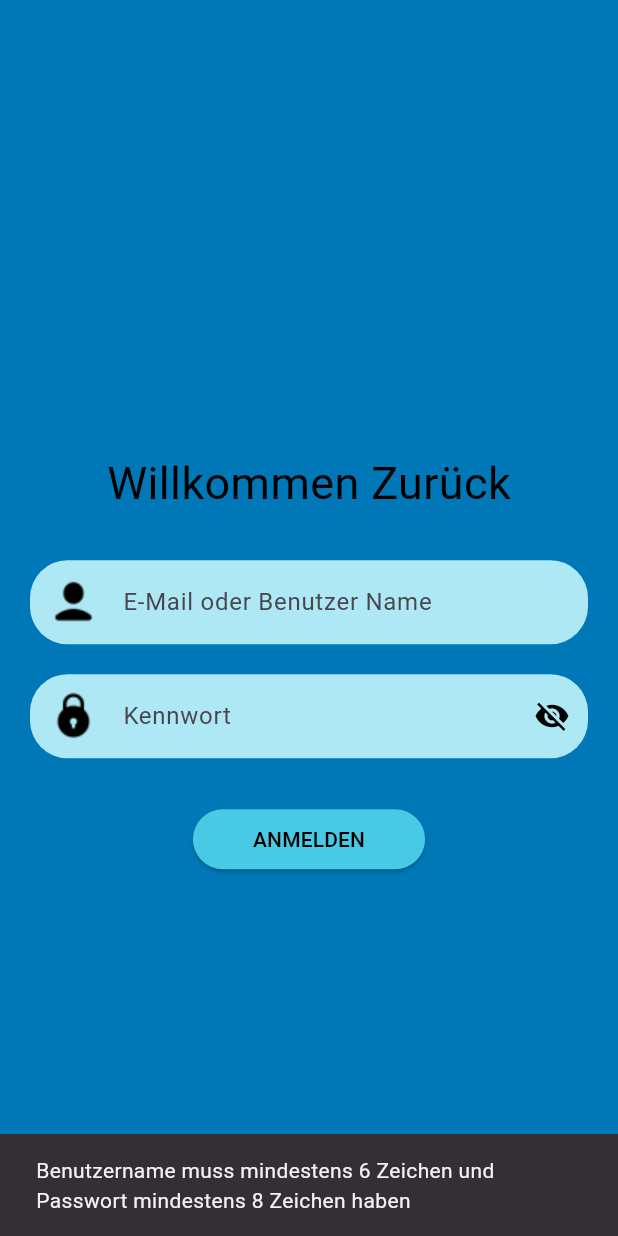
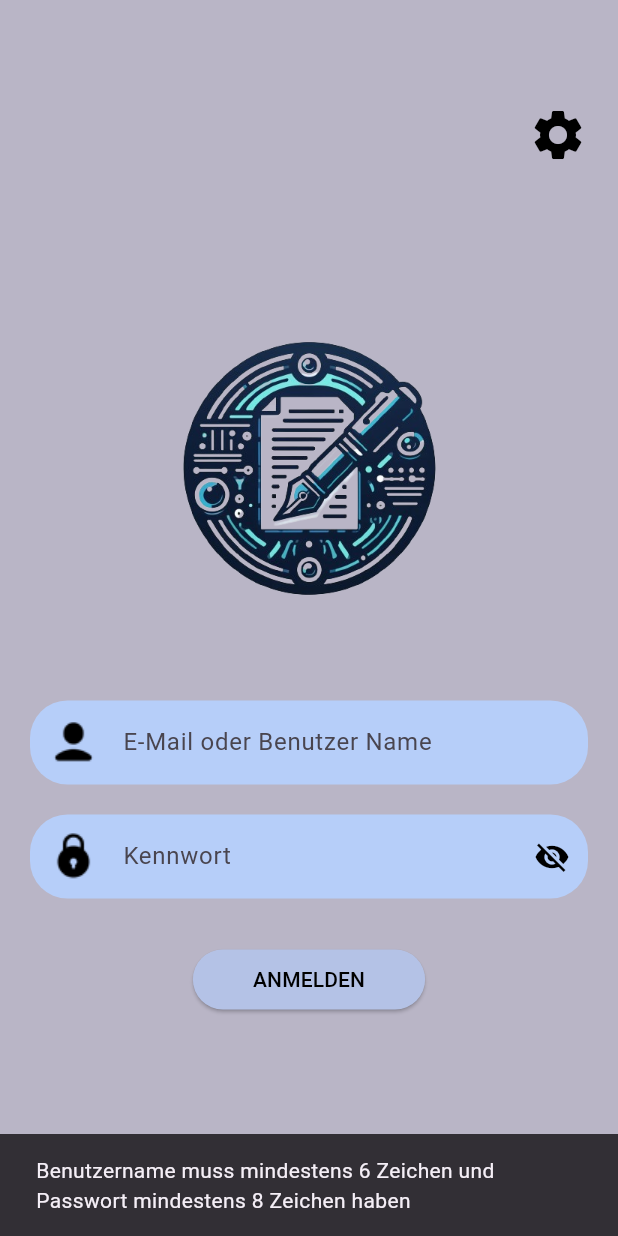
Before and after one commit to Chris-cod/LectorAI, a Flutter app: the screen it shows after launch, after a tap on "ANMELDEN", on a phone screen of 412 x 824 dp. Run offline on Flutter 3.47's test engine with Material 3 defaults, Android fonts, the phone set to English and light mode, and no system bars; our stand-ins replace camera; missing offline and left inert: dart:ffi, flutter_pdfview.

Commit message:
update the login page with change of text to logo and add the logo for settings page including new background color: 0xFFB9B5C6

```diff
--- a/lib/seiten/Login/LoginPage.dart
+++ b/lib/seiten/Login/LoginPage.dart
@@ -5,6 +5,7 @@ import 'package:flutter/services.dart'
     show rootBundle; // Für den Zugriff auf die Asset-Ressourcen
 import 'package:lectorai_frontend/models/lehrer.dart';
 import 'package:lectorai_frontend/seiten/HomePage/home_page.dart';
+import 'package:lectorai_frontend/seiten/SettingsPage/settings_page.dart'; // Import für die Einstellungsseite
 import 'package:lectorai_frontend/services/repository.dart'; // Import für die HomePage
 
 class LoginPage extends StatefulWidget {
@@ -37,15 +38,15 @@ class _LoginPageState extends State<LoginPage> {
     }
 
     lehrer = await repository.login(username, password);
-    if (lehrer.isloggedin)
-    {
-      //Navigator.of(context)
-      //    .pushReplacement(MaterialPageRoute(builder: (_) => const HomePage()));
-      Navigator.push(context, MaterialPageRoute(
-        builder: (context) => HomePage(lehrer: lehrer), // Übergibt den Benutzernamen
-      ));
-    }
-    else {
+    if (lehrer.isloggedin) {
+      Navigator.push(
+        context,
+        MaterialPageRoute(
+          builder: (context) =>
+              HomePage(lehrer: lehrer), // Übergibt den Benutzernamen
+        ),
+      );
+    } else {
       ScaffoldMessenger.of(context).showSnackBar(
         const SnackBar(content: Text('Anmeldung fehlgeschlagen')),
       );
@@ -56,34 +57,39 @@ class _LoginPageState extends State<LoginPage> {
   Widget build(BuildContext context) {
     return Scaffold(
       backgroundColor:
-          const Color(0xFF0077B6), // Setzt die Hintergrundfarbe der Login-Seite
+          const Color(0xFFB9B5C6), // Setzt die Hintergrundfarbe der Login-Seite
       body: Stack(
         children: [
-          // Positioned(
-          //   left: 23,
-          //   top: 75, // Position des Zurück-Buttons
-          //   child: GestureDetector(
-          //     onTap: () {
-          //       Navigator.pop(context); // Navigiert zurück zur HomePage
-          //     },
-          //     child: Image.asset(
-          //       'assets/Bilder/_.png', // Das Bild als Zurück-Button
-          //     ),
-          //   ),
-          // ),
+          Positioned(
+            right: 20,
+            top: 70, // Position des Einstellungs-Icons nach unten verschoben
+            child: GestureDetector(
+              onTap: () {
+                Navigator.push(
+                  context,
+                  MaterialPageRoute(
+                    builder: (context) =>
+                        SettingsPage(), // Navigiert zur Einstellungsseite
+                  ),
+                );
+              },
+              child: Icon(
+                Icons.settings,
+                color: Colors.black,
+                size: 40,
+              ),
+            ),
+          ),
           Center(
             child: Padding(
               padding: const EdgeInsets.symmetric(horizontal: 20),
               child: Column(
                 mainAxisAlignment: MainAxisAlignment.center,
                 children: [
-                  const SizedBox(height: 60), // Platz für den Zurück-Button
-                  const Text(
-                    "Willkommen Zurück",
-                    style: TextStyle(
-                        fontSize: 30,
-                        color: Colors
-                            .black), // Setzt Stil für den Text "Willkommen Zurück"
+                  const SizedBox(height: 60), // Platz für das Einstellungs-Icon
+                  Image.asset(
+                    'assets/Bilder/lectorAI_Logo.png',
+                    scale: 2.0, // Verkleinerung des Logos
                   ),
                   const SizedBox(
                       height: 30), // Vertikaler Abstand zwischen den Elementen
@@ -102,18 +108,40 @@ class _LoginPageState extends State<LoginPage> {
                       height: 30), // Vertikaler Abstand vor dem Anmeldebutton
                   ElevatedButton(
                     onPressed: _login,
-
                     style: ElevatedButton.styleFrom(
-                      backgroundColor: const Color(
-                          0xFF48CAE4), // Setzt die Hintergrundfarbe des Buttons
+                      backgroundColor: Color(
+                          0xFFB4C2E6), // Setzt die Hintergrundfarbe des Buttons
                       padding: const EdgeInsets.symmetric(
                           horizontal: 40,
                           vertical: 10), // Padding für den Button
                     ),
-                    child: const Text("ANMELDEN",
-                        style: TextStyle(
-                            color: Colors.black)), // Textinhalt des Buttons
+                    child: const Text(
+                      "ANMELDEN",
+                      style: TextStyle(
+                          color: Colors.black), // Textinhalt des Buttons
+                    ),
                   ),
+                  const SizedBox(
+                      height: 20), // Vertikaler Abstand nach dem Anmeldebutton
+
+                  // Auskommentiertes Einstellungs-Icon unter dem Anmelde-Button
+                  /*
+                  GestureDetector(
+                    onTap: () {
+                      Navigator.push(
+                        context,
+                        MaterialPageRoute(
+                          builder: (context) => SettingsPage(), // Navigiert zur Einstellungsseite
+                        ),
+                      );
+                    },
+                    child: Icon(
+                      Icons.settings,
+                      color: Colors.black,
+                      size: 40,
+                    ),
+                  ),
+                  */
                 ],
               ),
             ),
@@ -123,10 +151,11 @@ class _LoginPageState extends State<LoginPage> {
     );
   }
 
-  Widget _buildInputField(
-      {required String prefixImage,
-      required String hintText,
-      required TextEditingController controller}) {
+  Widget _buildInputField({
+    required String prefixImage,
+    required String hintText,
+    required TextEditingController controller,
+  }) {
     return TextField(
       controller: controller,
       decoration: InputDecoration(
@@ -136,8 +165,8 @@ class _LoginPageState extends State<LoginPage> {
         ),
         hintText: hintText, // Setzt den Platzhaltertext für das Eingabefeld
         filled: true,
-        fillColor: const Color(
-            0xFFADE8F4), // Setzt die Hintergrundfarbe des Eingabefelds
+        fillColor:
+            Color(0xFFB6CEF9), // Einheitliche Hintergrundfarbe des Eingabefelds
         border: OutlineInputBorder(
           borderRadius: BorderRadius.circular(
               25.0), // Abgerundete Ecken für das Eingabefeld
@@ -173,7 +202,8 @@ class _LoginPageState extends State<LoginPage> {
         ),
         hintText: 'Kennwort', // Platzhaltertext für das Passwortfeld
         filled: true,
-        fillColor: const Color(0xFFADE8F4), // Hintergrundfarbe des Eingabefelds
+        fillColor:
+            Color(0xFFB6CEF9), // Einheitliche Hintergrundfarbe des Eingabefelds
         border: OutlineInputBorder(
           borderRadius: BorderRadius.circular(
               25.0), // Abgerundete Ecken für das Eingabefeld
```
